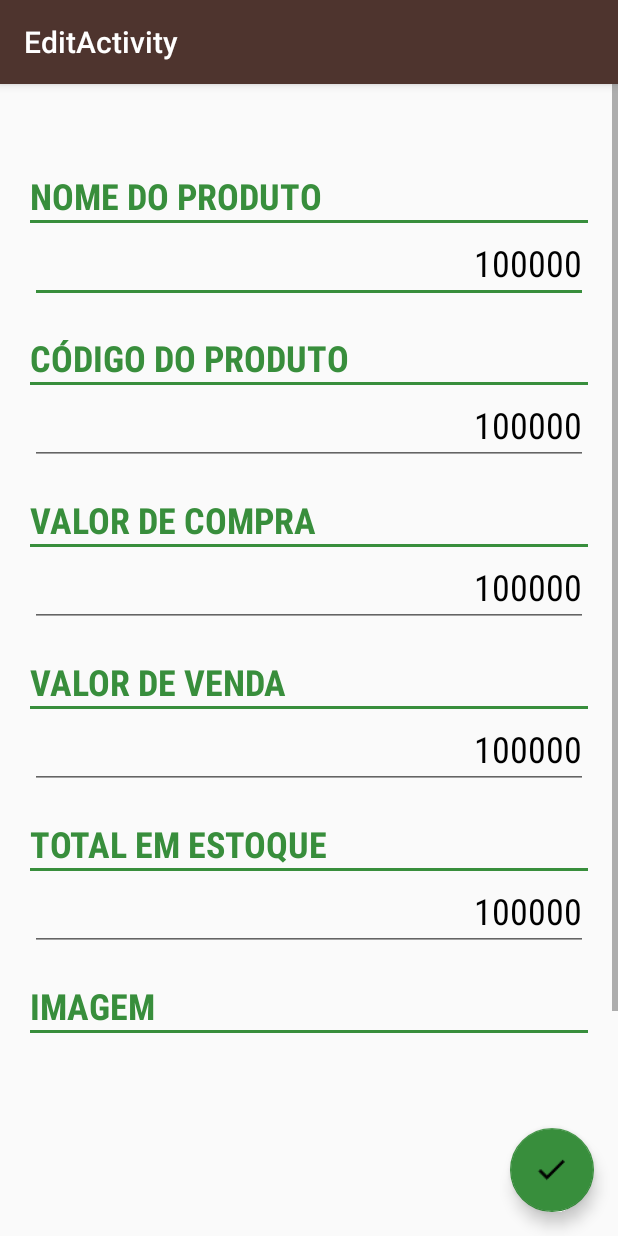
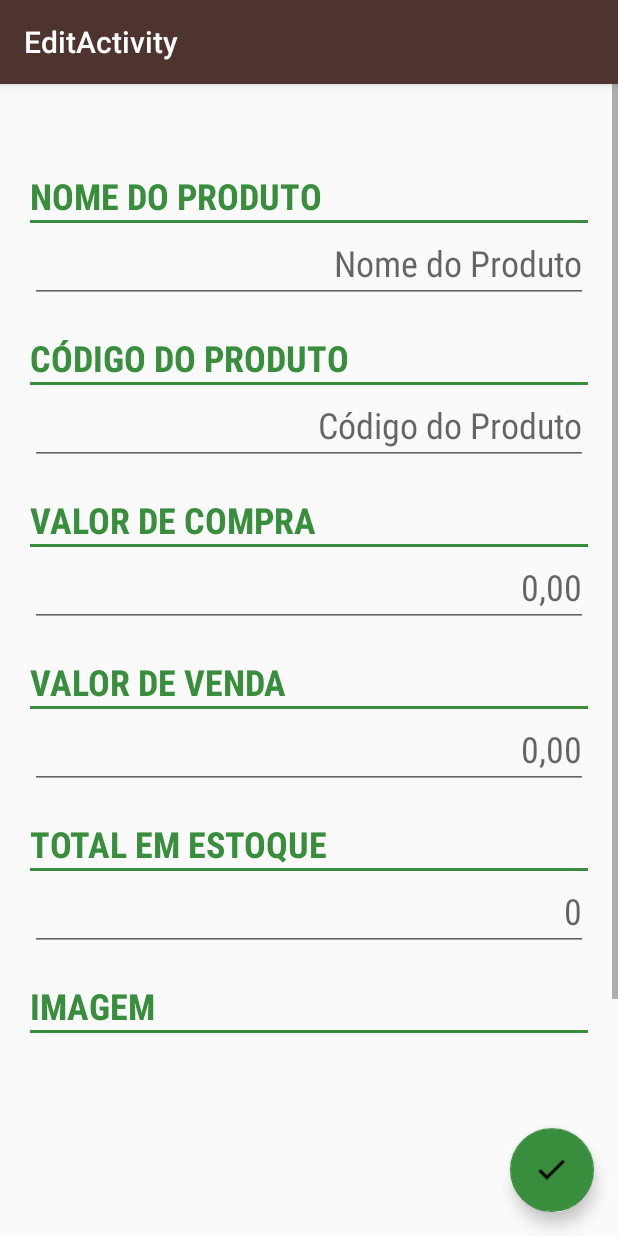
Before and after one commit to GustavoTDini/ABND---Project9, an Android app: the screen it shows after launch (EditActivity), in the options menu, after a tap on "Add New Product", on a phone screen of 412 x 824 dp. Run offline under Robolectric (Android 15) with nearby library versions, the phone set to English and light mode, and no system bars.

Commit message:
Still Trying to finish UpdateStock

```diff
--- a/app/src/main/java/com/example/android/project9/InventoryActivity.java
+++ b/app/src/main/java/com/example/android/project9/InventoryActivity.java
@@ -33,35 +33,32 @@ public class InventoryActivity extends AppCompatActivity implements LoaderManage
         Toolbar toolbar = findViewById(R.id.toolbar);
         setSupportActionBar(toolbar);
 
-        ListView InventoryListView = findViewById( R.id.inventory_list_view );
+        ListView inventoryListView  = findViewById( R.id.inventory_list_view );
 
         // Configura o empty list View
         View emptyView = findViewById(R.id.empty_view);
-        InventoryListView.setEmptyView( emptyView );
+        inventoryListView.setEmptyView( emptyView );
 
         // Configura o Adapter do DB
         mCursorAdapter = new InventoryCursorAdapter(this, null);
-        InventoryListView.setAdapter( mCursorAdapter );
+        inventoryListView.setAdapter( mCursorAdapter );
 
         //Configura o ClickListener para abrir o EditMode do Produto
-        InventoryListView.setOnItemClickListener( new AdapterView.OnItemClickListener() {
+        inventoryListView.setOnItemClickListener(new AdapterView.OnItemClickListener() {
             @Override
-            public void onItemClick(AdapterView <?> parent, View view, int position, long id) {
+            public void onItemClick(AdapterView<?> parent, View view, int position, long id) {
 
-                Log.v( "Click", "onItemClick: " + id );
                 // abre o novo intent
-                Intent intent = new Intent( InventoryActivity.this, EditActivity.class );
+                Intent EditIntent = new Intent( InventoryActivity.this, EditActivity.class );
 
                 // Carrega o Uri que contem o item clicado e o carrega como data para o intent
-                Uri currentPetUri = ContentUris.withAppendedId( InventoryEntry.CONTENT_URI, id );
-                intent.setData( currentPetUri );
-
-                Log.v( "Click", "onItemClick: " + id );
+                Uri productUri = ContentUris.withAppendedId( InventoryEntry.CONTENT_URI, id );
+                EditIntent.setData( productUri );
 
                 // Abre a nova Activity
-                startActivity( intent );
+                startActivity( EditIntent );
             }
-        } );
+        });
 
         // Kick off the loader
         getLoaderManager().initLoader(INVENTORY_LOADER, null, this);
@@ -127,6 +124,7 @@ public class InventoryActivity extends AppCompatActivity implements LoaderManage
         values.put( InventoryEntry.COLUMN_PRODUCT_STOCK, stock );
 
         getContentResolver().insert( InventoryEntry.CONTENT_URI, values );
+        Log.v("InventoryTAG", "insertItem: " + values);
     }
 
     /**
--- a/app/src/main/res/layout/content_edit.xml
+++ b/app/src/main/res/layout/content_edit.xml
@@ -15,24 +15,33 @@
         android:orientation="vertical"
         android:padding="20dp">
 
+        <!-- View "Dummy" para Prevenir o teclado de abrir junto com a atividade -->
+        <LinearLayout
+            android:focusable="true"
+            android:focusableInTouchMode="true"
+            android:layout_width="0px"
+            android:layout_height="0px"/>
+
         <TextView
             style="@style/SummaryLabels"
             android:layout_width="match_parent"
             android:layout_height="wrap_content"
             android:layout_marginTop="20dp"
-            android:text="Nome do Produto" />
+            android:text="@string/edit_product_name" />
 
         <ImageView
+            android:contentDescription="@string/separation_bar"
             android:layout_width="match_parent"
             android:layout_height="2dp"
             android:background="@color/colorAccent" />
 
         <EditText
+            android:inputType="text"
             android:id="@+id/edit_name"
             style="@style/SummaryValues"
             android:layout_width="match_parent"
             android:layout_height="wrap_content"
-            android:text="100000"
+            android:hint="@string/edit_product_name"
             android:textAlignment="textEnd" />
 
         <TextView
@@ -40,19 +49,21 @@
             android:layout_width="wrap_content"
             android:layout_height="wrap_content"
             android:layout_marginTop="20dp"
-            android:text="Código do Produto" />
+            android:text="@string/edit_product_code" />
 
         <ImageView
+            android:contentDescription="@string/separation_bar"
             android:layout_width="match_parent"
             android:layout_height="2dp"
             android:background="@color/colorAccent" />
 
         <EditText
+            android:inputType="text"
             android:id="@+id/edit_code"
             style="@style/SummaryValues"
             android:layout_width="match_parent"
             android:layout_height="wrap_content"
-            android:text="100000"
+            android:hint="@string/edit_product_code"
             android:textAlignment="textEnd" />
 
         <TextView
@@ -60,9 +71,10 @@
             android:layout_width="wrap_content"
             android:layout_height="wrap_content"
             android:layout_marginTop="20dp"
-            android:text="Valor de Compra" />
+            android:text="@string/edit_buy_value" />
 
         <ImageView
+            android:contentDescription="@string/separation_bar"
             android:layout_width="match_parent"
             android:layout_height="2dp"
             android:background="@color/colorAccent" />
@@ -72,7 +84,30 @@
             style="@style/SummaryValues"
             android:layout_width="match_parent"
             android:layout_height="wrap_content"
-            android:text="100000"
+            android:hint="@string/money_value_hints"
+            android:textAlignment="textEnd"
+            android:inputType="numberDecimal"/>
+
+        <TextView
+            style="@style/SummaryLabels"
+            android:layout_width="wrap_content"
+            android:layout_height="wrap_content"
+            android:layout_marginTop="20dp"
+            android:text="@string/edit_sell_value" />
+
+        <ImageView
+            android:contentDescription="@string/separation_bar"
+            android:layout_width="match_parent"
+            android:layout_height="2dp"
+            android:background="@color/colorAccent" />
+
+        <EditText
+            android:inputType="numberDecimal"
+            android:id="@+id/edit_sell"
+            style="@style/SummaryValues"
+            android:layout_width="match_parent"
+            android:layout_height="wrap_content"
+            android:hint="@string/money_value_hints"
             android:textAlignment="textEnd" />
 
         <TextView
@@ -80,19 +115,21 @@
             android:layout_width="wrap_content"
             android:layout_height="wrap_content"
             android:layout_marginTop="20dp"
-            android:text="Valor de Venda" />
+            android:text="@string/edit_stock_total" />
 
         <ImageView
+            android:contentDescription="@string/separation_bar"
             android:layout_width="match_parent"
             android:layout_height="2dp"
             android:background="@color/colorAccent" />
 
         <EditText
-            android:id="@+id/edit_sell"
+            android:inputType="number"
+            android:id="@+id/edit_stock"
             style="@style/SummaryValues"
             android:layout_width="match_parent"
             android:layout_height="wrap_content"
-            android:text="100000"
+            android:hint="@string/edit_stock_hint"
             android:textAlignment="textEnd" />
 
         <TextView
@@ -100,34 +137,16 @@
             android:layout_width="wrap_content"
             android:layout_height="wrap_content"
             android:layout_marginTop="20dp"
-            android:text="Total em Estoque" />
+            android:text="@string/edit_image" />
 
         <ImageView
-            android:layout_width="match_parent"
-            android:layout_height="2dp"
-            android:background="@color/colorAccent" />
-
-        <EditText
-            android:id="@+id/edit_stock"
-            style="@style/SummaryValues"
-            android:layout_width="match_parent"
-            android:layout_height="wrap_content"
-            android:text="100000"
-            android:textAlignment="textEnd" />
-
-        <TextView
-            style="@style/SummaryLabels"
-            android:layout_width="wrap_content"
-            android:layout_height="wrap_content"
-            android:layout_marginTop="20dp"
-            android:text="Imagem" />
-
-        <ImageView
+            android:contentDescription="@string/separation_bar"
             android:layout_width="match_parent"
             android:layout_height="2dp"
             android:background="@color/colorAccent" />
 
         <ImageView
+            android:contentDescription="@string/edit_image_view"
             android:id="@+id/edit_Image"
             style="@style/SummaryValues"
             android:layout_width="match_parent"
@@ -141,20 +160,29 @@
             android:layout_marginTop="4dp"
             android:background="@drawable/round_button"
             android:padding="6dp"
-            android:text="Selecionar Imagem"
+            android:text="@string/edit_select_image_button"
             android:textAlignment="textEnd"
             android:textColor="@android:color/white" />
 
         <Button
+            android:visibility="gone"
             android:id="@+id/delete_button"
             android:layout_width="match_parent"
             android:layout_height="50dp"
             android:layout_marginTop="18dp"
             android:background="@drawable/delete_round_button"
             android:padding="6dp"
-            android:text="Deletar"
+            android:text="@string/edit_delete_button"
             android:textAlignment="center"
             android:textColor="@android:color/white" />
+
+        <!-- View "Dummy" para fazer as vezes de uma margin
+        devido a visibilidade ou não do deleteButton -->
+        <ImageView
+            android:contentDescription="@string/edit_margin"
+            android:layout_width="wrap_content"
+            android:layout_height="80dp"
+            android:visibility="invisible"/>
 
     </LinearLayout>
 
--- a/app/src/main/res/layout/content_inventory.xml
+++ b/app/src/main/res/layout/content_inventory.xml
@@ -21,6 +21,7 @@
         android:layout_centerInParent="true">
 
         <ImageView
+            android:contentDescription="@string/empty_list_image"
             android:id="@+id/empty_image"
             android:layout_width="100dp"
             android:layout_height="100dp"
@@ -36,7 +37,7 @@
             android:layout_centerHorizontal="true"
             android:fontFamily="sans-serif-medium"
             android:paddingTop="16dp"
-            android:text="No Products to Sell"
+            android:text="@string/empt_list_no_products"
             android:textAppearance="?android:textAppearanceMedium" />
 
     </RelativeLayout>
--- a/app/src/main/res/values/strings.xml
+++ b/app/src/main/res/values/strings.xml
@@ -2,4 +2,30 @@
     <string name="app_name">Project 9</string>
     <string name="action_settings">Settings</string>
     <string name="title_activity_edit">EditActivity</string>
+    <string name="summary_title">Sumário</string>
+    <string name="summary_total_cost">Custo Total</string>
+    <string name="summary_total_value">Valor Total de Venda</string>
+    <string name="summary_product_types">Tipos de Produtos</string>
+    <string name="summary_total_units">Total de unidades</string>
+    <string name="separation_bar">Separation Bar</string>
+    <string name="edit_product_name">Nome do Produto</string>
+    <string name="edit_product_code">Código do Produto</string>
+    <string name="edit_buy_value">Valor de Compra</string>
+    <string name="money_value_hints">0,00</string>
+    <string name="edit_sell_value">Valor de Venda</string>
+    <string name="edit_stock_total">Total em Estoque</string>
+    <string name="edit_image">Imagem</string>
+    <string name="edit_image_view">Imagem do Produto</string>
+    <string name="edit_select_image_button">Selecionar Imagem</string>
+    <string name="edit_delete_button">Deletar</string>
+    <string name="edit_stock_hint">0</string>
+    <string name="edit_margin">Edit Margin Dummy Image</string>
+    <string name="empt_list_no_products">Sem Produtos para Venda</string>
+    <string name="empty_list_image">Empty List Image</string>
+    <string name="list_product">PRODUTO</string>
+    <string name="list_buy">Compra</string>
+    <string name="list_sell">Venda</string>
+    <string name="list_product_image">List Product Image</string>
+    <string name="list_stock">Estoque</string>
+    <string name="list_sell_button">Vender +1</string>
 </resources>
```
Also changed, not shown: app/src/main/java/com/example/android/project9/Data/InventoryProvider.java (+36 -17 lines), app/src/main/java/com/example/android/project9/InventoryCursorAdapter.java (+24 -2 lines), app/src/main/res/layout/activity_summary.xml (+11 -11 lines), app/src/main/res/layout/inventory_product_item.xml (+15 -16 lines), 2065 other files.
